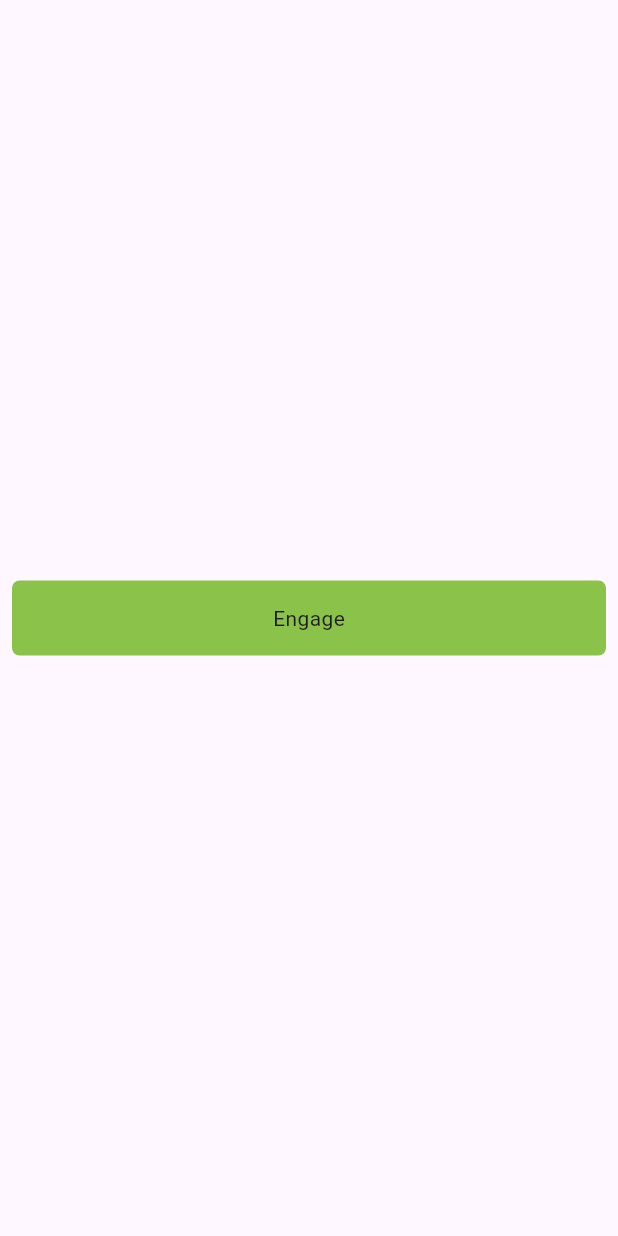
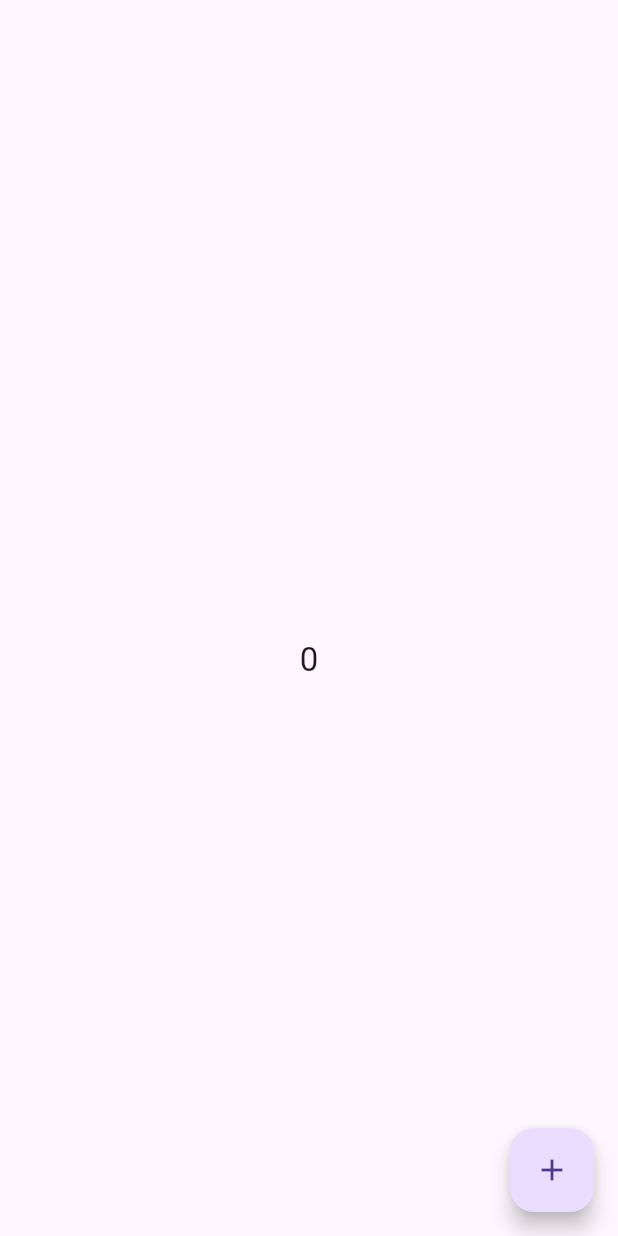
Before and after one commit to shijinthottiyil/mylearning, a Flutter app: the screen it shows after launch, on a phone screen of 412 x 824 dp. Run offline on Flutter 3.47's test engine with Material 3 defaults, Android fonts, the light colour scheme and no system bars; our stand-ins replace flutter_bloc.

Commit message:
COUNTER APP USING CUBIT'

```diff
--- /dev/null
+++ b/lib/cubit/counter_cubit.dart
@@ -0,0 +1,10 @@
+import 'package:flutter_bloc/flutter_bloc.dart';
+
+class CounterCubit extends Cubit<int> {
+  CounterCubit() : super(0);
+
+  // Method To Increment Value Of The Counter By 1 or increment state value by 1.
+  void increment() {
+    emit(state + 1);
+  }
+}
--- /dev/null
+++ b/lib/home_page.dart
@@ -0,0 +1,30 @@
+import 'package:flutter/material.dart';
+import 'package:flutter_bloc/flutter_bloc.dart';
+import 'package:mylearning/cubit/counter_cubit.dart';
+
+class HomeView extends StatelessWidget {
+  const HomeView({super.key});
+
+  @override
+  Widget build(BuildContext context) {
+    final CounterCubit counterCubit = BlocProvider.of<CounterCubit>(context);
+    return Scaffold(
+      appBar: AppBar(),
+      body: Center(
+        child: BlocBuilder(
+          bloc: counterCubit,
+          builder: (context, state) {
+            return Text(
+              '$state',
+              style: Theme.of(context).textTheme.titleLarge,
+            );
+          },
+        ),
+      ),
+      floatingActionButton: FloatingActionButton(
+        onPressed: counterCubit.increment,
+        child: Icon(Icons.add),
+      ),
+    );
+  }
+}
--- a/lib/main.dart
+++ b/lib/main.dart
@@ -1,40 +1,26 @@
-/// https://docs.flutter.dev/ui#handling-gestures
-///
 import 'package:flutter/material.dart';
+import 'package:flutter_bloc/flutter_bloc.dart';
+import 'package:mylearning/cubit/counter_cubit.dart';
+import 'package:mylearning/home_page.dart';
 
-class MyButton extends StatelessWidget {
-  const MyButton({super.key});
+void main() {
+  runApp(const MyApp());
+}
+
+class MyApp extends StatelessWidget {
+  const MyApp({super.key});
 
   @override
   Widget build(BuildContext context) {
-    return GestureDetector(
-      onTap: () {
-        print('MyButton was tapped!');
-      },
-      child: Container(
-        height: 50,
-        padding: const EdgeInsets.all(8),
-        margin: const EdgeInsets.symmetric(horizontal: 8),
-        decoration: BoxDecoration(
-          borderRadius: BorderRadius.circular(5),
-          color: Colors.lightGreen[500],
+    return MultiBlocProvider(
+      providers: [
+        BlocProvider(
+          create: (_) => CounterCubit(),
         ),
-        child: const Center(
-          child: Text('Engage'),
-        ),
+      ],
+      child: MaterialApp(
+        home: HomeView(),
       ),
     );
   }
 }
-
-void main() {
-  runApp(
-    const MaterialApp(
-      home: Scaffold(
-        body: Center(
-          child: MyButton(),
-        ),
-      ),
-    ),
-  );
-}
--- a/pubspec.yaml
+++ b/pubspec.yaml
@@ -32,9 +32,10 @@ dependencies:
     sdk: flutter
 
 
-  # The following adds the Cupertino Icons font to your application.
+   # The following adds the Cupertino Icons font to your application.
   # Use with the CupertinoIcons class for iOS style icons.
   cupertino_icons: ^1.0.2
+  flutter_bloc: ^8.1.6
 
 dev_dependencies:
   flutter_test:
```
Also changed, not shown: pubspec.lock, 3 other files.
